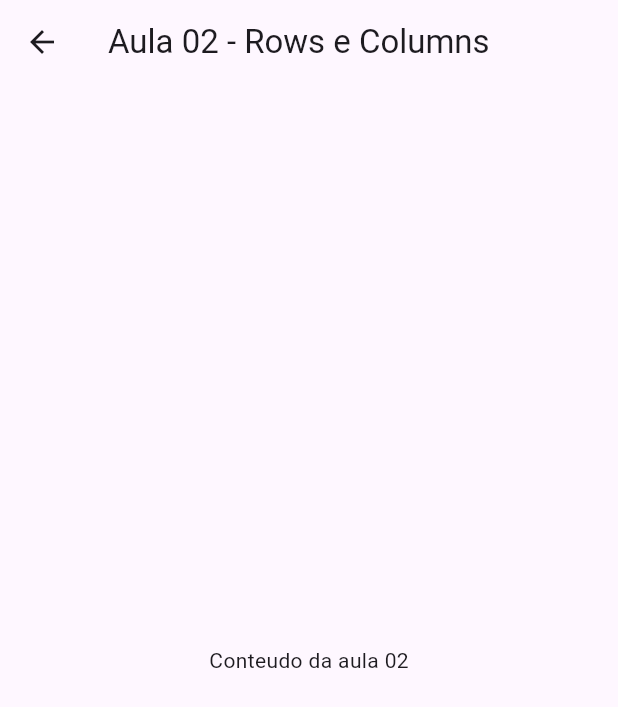
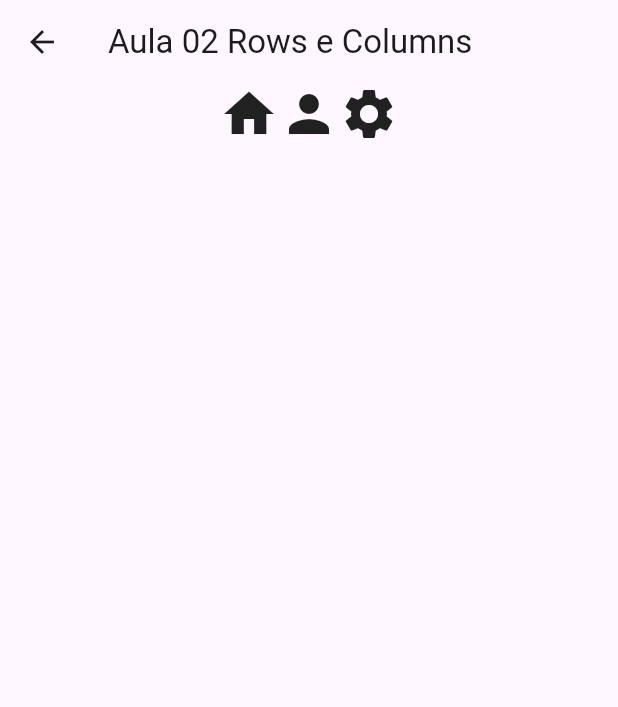
Before and after one commit to Pinbolim/programacao-mobile, a Flutter app: the Aula02 screen opened by its route, on a phone screen of 412 x 824 dp. Shown: the top 707 px of the screen. Run offline on Flutter 3.47's test engine with Material 3 defaults, Android fonts, the phone set to English and light mode, and no system bars.

Commit message:
aula 02 - Aplicando alinhamento com linhas

```diff
--- a/lib/Paginas/aula02.dart
+++ b/lib/Paginas/aula02.dart
@@ -5,12 +5,29 @@ class Aula02 extends StatelessWidget {
 
   @override
   Widget build(BuildContext context) {
+    double _tamanhoIcones = 40;
+
     return Scaffold(
       appBar: AppBar(
-        title: Text('Aula 02 - Rows e Columns'),
+        title: const Text('Aula 02 Rows e Columns'),
       ),
-      body: Center(
-        child: Text("Conteudo da aula 02"),
+      body: Container(
+        width: double.infinity,
+        child: Column(
+          children: [
+            Row(
+              mainAxisSize: MainAxisSize.max,
+              mainAxisAlignment: MainAxisAlignment.center,
+              children: [
+               Icon(Icons.home, size: _tamanhoIcones),
+               Icon(Icons.person, size: _tamanhoIcones),
+               Icon(Icons.settings, size: _tamanhoIcones),
+              ],
+            ),
+            Column(),
+            Column(),
+          ],
+          )
       ),
     );
   }
--- a/lib/menu_lateral.dart
+++ b/lib/menu_lateral.dart
@@ -25,6 +25,11 @@ class _MenuLateralState extends State<MenuLateral> {
             title: const Text("01 - Container"),
             onTap: () => Navigator.pushNamed(context, "/aula01"),
           ),
+          ListTile(
+            leading: const Icon(Icons.table_rows),
+            title: const Text ("02 - Linhas e Colunas"),
+            onTap: () => Navigator.pushNamed(context, "/aula02"),
+          )
         ],
       ),
     );
```
